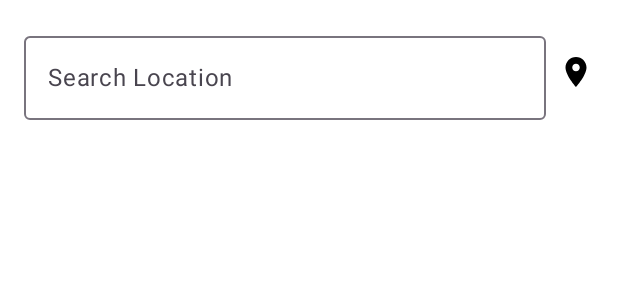
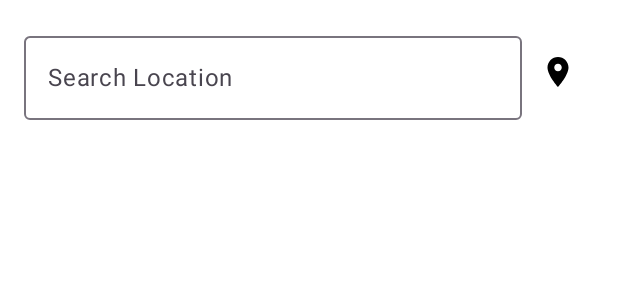
Before and after one commit to rnstewart/weather-platform-kmp, an Android app built with Jetpack Compose: the @Preview function PreviewWeatherSearchScreen, on a phone screen of 412 x 824 dp. Shown: the top 300 px of the screen. Run offline under Robolectric (Android 15) with nearby library versions, the phone set to English and light mode, and no system bars; pictures from the network do not load; 1 statement that could not run was skipped.

Commit message:
Android: Added option for location lookup or direct search by location query.

```diff
--- a/androidWeatherPlatform/src/main/java/com/zmosoft/weatherplatform/android/compose/weather/WeatherSearchScreen.kt
+++ b/androidWeatherPlatform/src/main/java/com/zmosoft/weatherplatform/android/compose/weather/WeatherSearchScreen.kt
@@ -33,9 +33,10 @@ fun WeatherSearchScreen(
 ) {
     val content = LocalRepositoryContent.current
     val interfaces = content.interfaces
-    val weatherData = content.data.weatherData.data
-    val autocompleteResults = content.data.googleMapsData.autocompletePredictions
-    val loading = content.data.weatherData.loading
+    val data = content.data
+    val weatherData = data.weatherData.data
+    val autocompleteResults = data.googleMapsData.autocompletePredictions
+    val loading = (data.googleMapsData.loading || data.weatherData.loading)
     val focusManager = LocalFocusManager.current
 
     var searchQuery by remember {
@@ -74,36 +75,50 @@ fun WeatherSearchScreen(
                     searchQuery = it
                 }
             )
-            if (loading) {
-                CircularProgressIndicator(
-                    modifier = Modifier
-                        .padding(start = 8.dp)
-                )
-            } else if (searchQuery.isNotEmpty()) {
-                Image(
-                    modifier = Modifier
-                        .padding(start = 8.dp)
-                        .clickable {
+
+            if (searchQuery.isNotEmpty()) {
+                IconButton(
+                    onClick = {
                         focusManager.clearFocus()
                         interfaces?.googleMapsInterface?.placesAutoComplete(searchQuery)
                     },
+                    enabled = !loading
+                ) {
+                    Image(
+                        imageVector = Icons.Filled.List,
+                        contentDescription = null
+                    )
+                }
+
+                IconButton(
+                    onClick = {
+                        focusManager.clearFocus()
+                        interfaces?.weatherInterface?.searchWeather(searchQuery)
+                    },
+                    enabled = !loading
+                ) {
+                    Image(
                         imageVector = Icons.Filled.Search,
                         contentDescription = null
                     )
+                }
             } else {
+                IconButton(
+                    onClick = onLocationClicked
+                ) {
                     Image(
-                    modifier = Modifier
-                        .padding(start = 8.dp)
-                        .clickable {
-                            onLocationClicked()
-                        },
                         imageVector = Icons.Filled.LocationOn,
                         contentDescription = null
                     )
                 }
             }
+        }
 
-        if (autocompleteResults.isNotEmpty()) {
+        if (loading) {
+            CircularProgressIndicator(
+                modifier = Modifier.size(80.dp)
+            )
+        } else if (autocompleteResults.isNotEmpty()) {
             LazyColumn(
                 modifier = Modifier
                     .weight(1.0f)
@@ -117,7 +132,9 @@ fun WeatherSearchScreen(
                         Row(
                             modifier = Modifier
                                 .clickable {
-                                    interfaces?.googleMapsInterface?.autocompleteResultSelected(prediction)
+                                    interfaces?.googleMapsInterface?.autocompleteResultSelected(
+                                        prediction
+                                    )
                                 }
                                 .padding(8.dp)
                                 .fillMaxWidth(),
```
Also changed, not shown: sharedWeatherPlatform/src/commonMain/kotlin/com/zmosoft/weatherplatform/repositories/GoogleMapsRepository.kt (+5 -9 lines). Lines whose indentation alone changed are shown as unchanged.
